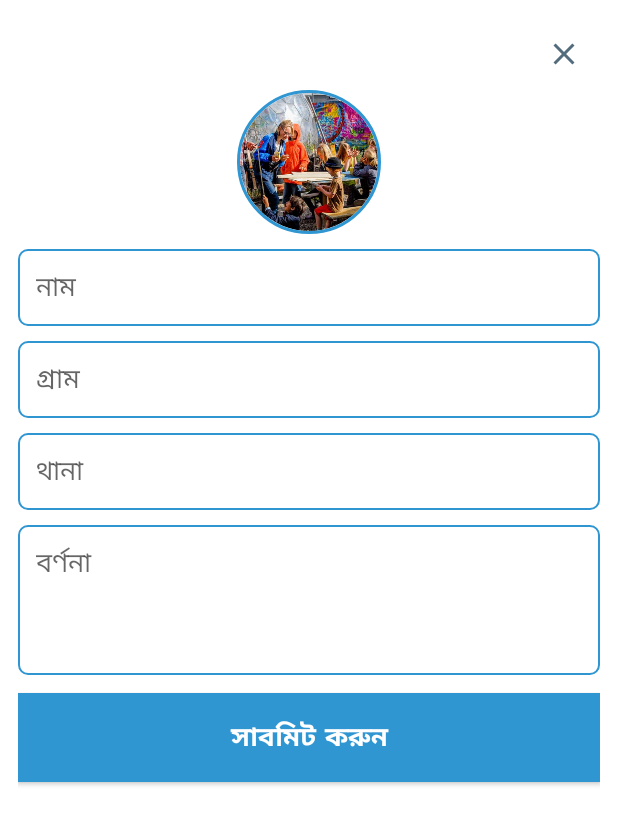
After one commit to lelinmahmud/sirajganj_3, an Android app: the layout good_work_form.xml on its own in the app's theme, with its tools: preview values and no code run, on a phone screen of 412 x 824 dp. The commit adds this screen. Shown: the top 825 px of the screen. Run offline under Robolectric (Android 15) with nearby library versions, the phone set to English and light mode, and no system bars.

Commit message:
- My area UI done - Good work UI done - Mujib borsho image updated

```diff
--- a/app/src/main/java/com/sirajganj3/app/ui/goodwork/GoodWorkActivity.java
+++ b/app/src/main/java/com/sirajganj3/app/ui/goodwork/GoodWorkActivity.java
@@ -1,15 +1,21 @@
 package com.sirajganj3.app.ui.goodwork;
 
+import androidx.appcompat.app.AlertDialog;
 import androidx.appcompat.app.AppCompatActivity;
 import androidx.databinding.DataBindingUtil;
 import androidx.recyclerview.widget.LinearLayoutManager;
 
 import android.content.Intent;
 import android.os.Bundle;
+import android.view.LayoutInflater;
+import android.view.View;
+import android.view.ViewGroup;
+import android.widget.Toast;
 
 import com.sirajganj3.app.R;
 import com.sirajganj3.app.databinding.ActivityGoodWorkBinding;
 import com.sirajganj3.app.ui.area.MyAreaAdapter;
+import com.sirajganj3.app.ui.job.JobsActivity;
 import com.sirajganj3.app.ui.main.MainActivity;
 
 public class GoodWorkActivity extends AppCompatActivity {
@@ -26,10 +32,32 @@ public class GoodWorkActivity extends AppCompatActivity {
         goodWorkBinding.myAreaRv.setHasFixedSize(true);
         goodWorkBinding.myAreaRv.setAdapter(new GoodWorkAdapter(this));
 
+
+        goodWorkBinding.addGoodWork.setOnClickListener(v -> {
+            AlertDialog.Builder builder = new AlertDialog.Builder(GoodWorkActivity.this);
+            builder.setCancelable(false);
+            ViewGroup viewGroup = findViewById(android.R.id.content);
+            View dialogView = LayoutInflater.from(v.getContext()).inflate(R.layout.good_work_form, viewGroup, false);
+            builder.setView(dialogView);
+            AlertDialog alertDialog = builder.create();
+            alertDialog.show();
+            initXml(dialogView, alertDialog);
+        });
+
         goodWorkBinding.home.setOnClickListener(v -> {
             startActivity(new Intent(this, MainActivity.class));
             finish();
         });
 
     }
+
+    private void initXml(View dialogView, AlertDialog alertDialog) {
+        dialogView.findViewById(R.id.close).setOnClickListener(v -> alertDialog.dismiss());
+        dialogView.findViewById(R.id.btn_submit).setOnClickListener(v -> submitGoodWork());
+    }
+
+    private void submitGoodWork() {
+        //TODO
+        Toast.makeText(this, "TODO", Toast.LENGTH_SHORT).show();
+    }
 }
--- a/app/src/main/res/layout/activity_good_work.xml
+++ b/app/src/main/res/layout/activity_good_work.xml
@@ -80,6 +80,14 @@
             android:layout_below="@id/toolbar_news"
             tools:listitem="@layout/good_work_item_view" />
 
+        <com.google.android.material.button.MaterialButton
+            android:id="@+id/add_good_work"
+            android:layout_width="match_parent"
+            android:layout_height="wrap_content"
+            android:text="@string/add_good_work"
+            android:layout_alignParentBottom="true"
+            android:padding="12dp"/>
+
         <ProgressBar
             android:id="@+id/news_pb"
             android:layout_width="wrap_content"
--- a/app/src/main/res/layout/activity_main.xml
+++ b/app/src/main/res/layout/activity_main.xml
@@ -6,12 +6,13 @@
 
     <ScrollView
         android:layout_width="match_parent"
-        android:layout_height="wrap_content"
+        android:layout_height="match_parent"
         android:background="@color/gray">
 
         <RelativeLayout
             android:layout_width="match_parent"
-            android:layout_height="wrap_content">
+            android:layout_height="wrap_content"
+            android:background="@color/gray">
 
             <LinearLayout
                 android:id="@+id/main_option"
@@ -292,14 +293,16 @@
             </LinearLayout>
 
             <RelativeLayout
+                android:layout_width="match_parent"
+                android:layout_height="match_parent"
                 android:layout_below="@id/main_option"
-                android:layout_width="match_parent"
-                android:layout_height="match_parent">
+                android:layout_alignParentBottom="true"
+                android:gravity="bottom">
 
                 <ImageView
+                    android:layout_width="match_parent"
+                    android:layout_height="150dp"
                     android:adjustViewBounds="true"
-                    android:layout_width="match_parent"
-                    android:layout_height="120dp"
                     android:scaleType="centerInside"
                     android:src="@drawable/mujib_borsho_02" />
 
--- /dev/null
+++ b/app/src/main/res/layout/good_work_form.xml
@@ -0,0 +1,120 @@
+<?xml version="1.0" encoding="utf-8"?>
+<LinearLayout xmlns:android="http://schemas.android.com/apk/res/android"
+    android:layout_width="match_parent"
+    android:layout_height="match_parent"
+    xmlns:app="http://schemas.android.com/apk/res-auto"
+    android:orientation="vertical"
+    android:padding="12dp">
+
+    <ImageView
+        android:id="@+id/close"
+        android:layout_width="wrap_content"
+        android:layout_height="wrap_content"
+        android:src="@drawable/ic_close"
+        android:layout_gravity="end"
+        android:padding="12dp"/>
+
+    <de.hdodenhof.circleimageview.CircleImageView
+        android:id="@+id/good_work_image"
+        android:layout_width="96dp"
+        android:layout_height="96dp"
+        android:layout_gravity="center"
+        android:src="@drawable/news_img"
+        app:civ_border_color="@color/blue"
+        app:civ_border_width="2dp"/>
+
+    <LinearLayout
+        android:layout_width="match_parent"
+        android:layout_height="wrap_content"
+        android:layout_marginTop="10dp"
+        android:background="@drawable/bg_rectangle"
+        android:orientation="vertical">
+
+        <EditText
+            android:id="@+id/name"
+            android:layout_width="match_parent"
+            android:layout_height="wrap_content"
+            android:autofillHints="@string/product_name_title"
+            android:background="@null"
+            android:hint="@string/name"
+            android:inputType="text"
+            android:padding="12dp" />
+    </LinearLayout>
+
+    <LinearLayout
+        android:layout_width="match_parent"
+        android:layout_height="wrap_content"
+        android:layout_marginTop="10dp"
+        android:background="@drawable/bg_rectangle"
+        android:orientation="vertical">
+
+        <EditText
+            android:id="@+id/village"
+            android:layout_width="match_parent"
+            android:layout_height="wrap_content"
+            android:autofillHints="@string/product_name_title"
+            android:background="@null"
+            android:hint="@string/village"
+            android:inputType="text"
+            android:padding="12dp" />
+
+    </LinearLayout>
+
+    <LinearLayout
+        android:layout_width="match_parent"
+        android:layout_height="wrap_content"
+        android:layout_marginTop="10dp"
+        android:background="@drawable/bg_rectangle"
+        android:orientation="vertical">
+
+        <EditText
+            android:id="@+id/thana"
+            android:layout_width="match_parent"
+            android:layout_height="wrap_content"
+            android:autofillHints="@string/product_name_title"
+            android:background="@null"
+            android:hint="@string/thana"
+            android:inputType="number"
+            android:padding="12dp" />
+    </LinearLayout>
+
+
+    <LinearLayout
+        android:layout_width="match_parent"
+        android:layout_height="100dp"
+        android:layout_marginTop="10dp"
+        android:background="@drawable/bg_rectangle"
+        android:orientation="vertical">
+
+        <EditText
+            android:id="@+id/good_work_descriptions"
+            android:layout_width="match_parent"
+            android:layout_height="match_parent"
+            android:background="@null"
+            android:hint="@string/opinion_description"
+            android:inputType="textMultiLine"
+            android:padding="12dp"
+            android:gravity="top"/>
+
+    </LinearLayout>
+
+
+
+
+    <com.google.android.material.button.MaterialButton
+        android:id="@+id/btn_submit"
+        android:layout_width="match_parent"
+        android:layout_height="wrap_content"
+        android:layout_marginTop="12dp"
+        android:background="@color/blue"
+        android:padding="10dp"
+        android:textAllCaps="false"
+        android:text="@string/submit"
+        android:textColor="@color/white"
+        android:textSize="18sp"
+        android:textStyle="bold"
+        app:cornerRadius="8dp" />
+
+
+
+</LinearLayout>
--- a/app/src/main/res/layout/news_item_view.xml
+++ b/app/src/main/res/layout/news_item_view.xml
@@ -39,7 +39,7 @@
             android:layout_height="match_parent"
             android:layout_weight="5"
             android:id="@+id/iv_news"
-            android:src="@drawable/news_img"
+            tools:src="@drawable/news_img"
             android:scaleType="centerCrop"/>
 
         <LinearLayout
--- a/app/src/main/res/values/strings.xml
+++ b/app/src/main/res/values/strings.xml
@@ -110,6 +110,7 @@
     <string name="good_work_person_village"> কুসুম্বি</string>
     <string name="good_work_person_thana_title">থানা:</string>
     <string name="good_work_person_thana">তাড়াশ</string>
+    <string name="add_good_work">ভালো কাজের ছবি দিন</string>
 
 
 
```
